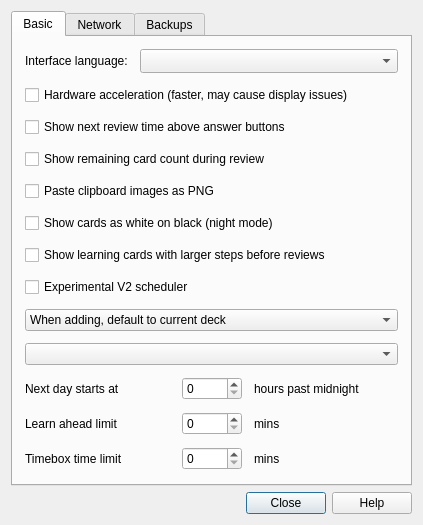
This is designer/preferences.ui in the8thbit/anki as Qt 5 draws it before an edit. The edited form follows.
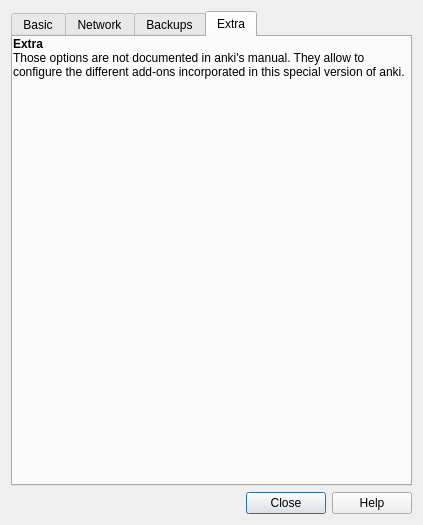
This is the edited form. The open tabs and pages were chosen to show the change.

Diff of the .ui file:
```diff
--- a/designer/preferences.ui
+++ b/designer/preferences.ui
@@ -465,6 +465,46 @@
        </item>
       </layout>
      </widget>
+     <widget class="QWidget" name="tab_3">
+      <attribute name="title">
+       <string>Extra</string>
+      </attribute>
+      <widget class="QWidget" name="verticalLayoutWidget">
+       <property name="geometry">
+        <rect>
+         <x>0</x>
+         <y>0</y>
+         <width>401</width>
+         <height>471</height>
+        </rect>
+       </property>
+       <layout class="QVBoxLayout" name="verticalLayout_6">
+        <item>
+         <widget class="QLabel" name="label_12">
+          <property name="text">
+           <string>&lt;html&gt;&lt;head/&gt;&lt;body&gt;&lt;p&gt;&lt;span style=&quot; font-weight:600;&quot;&gt;Extra&lt;/span&gt;&lt;br/&gt;Those options are not documented in anki's manual. They allow to configure the different add-ons incorporated in this special version of anki.&lt;/p&gt;&lt;/body&gt;&lt;/html&gt;</string>
+          </property>
+          <property name="wordWrap">
+           <bool>true</bool>
+          </property>
+         </widget>
+        </item>
+        <item>
+         <spacer name="verticalSpacer">
+          <property name="orientation">
+           <enum>Qt::Vertical</enum>
+          </property>
+          <property name="sizeHint" stdset="0">
+           <size>
+            <width>20</width>
+            <height>40</height>
+           </size>
+          </property>
+         </spacer>
+        </item>
+       </layout>
+      </widget>
+     </widget>
     </widget>
    </item>
    <item>
```
